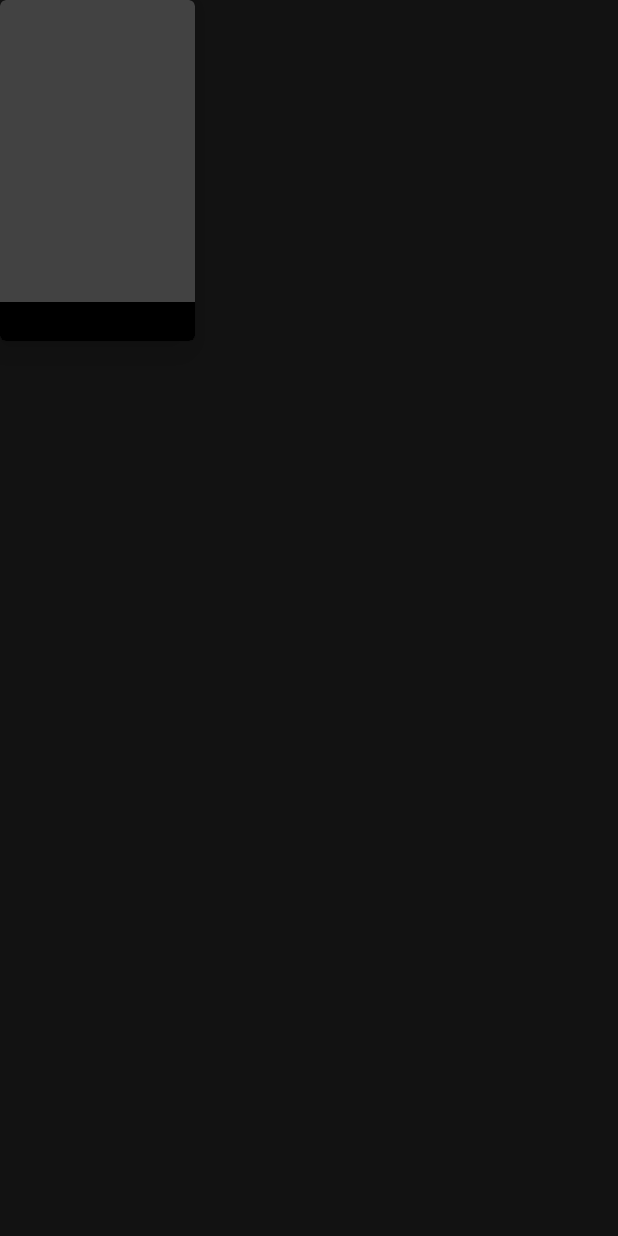
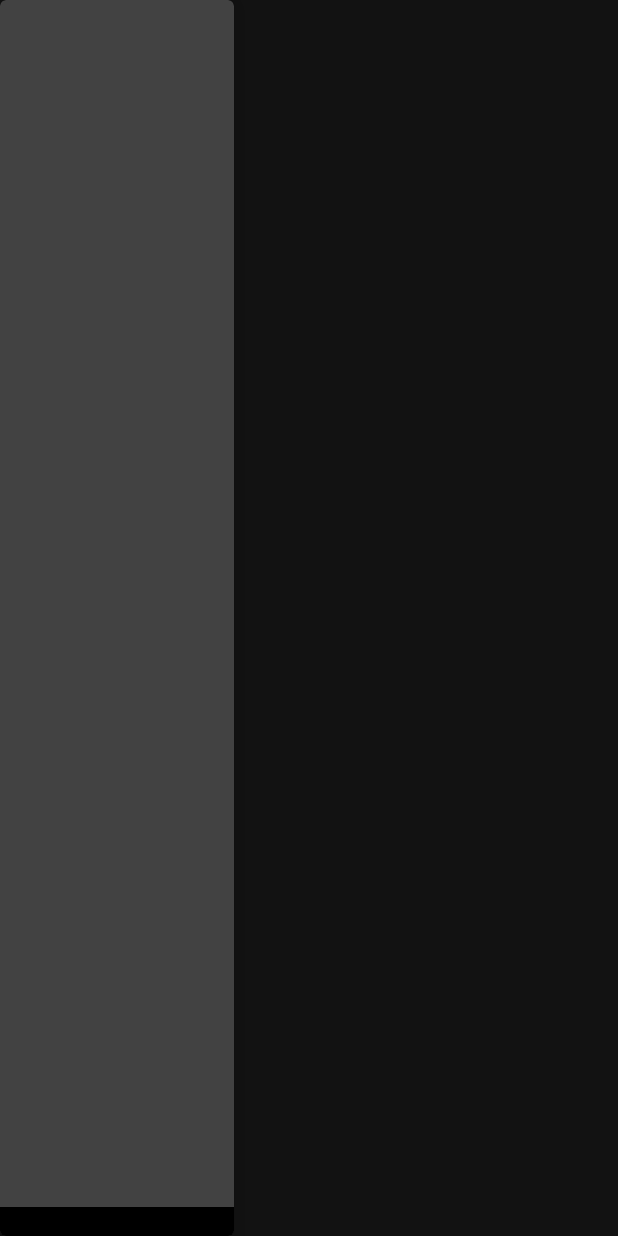
Before and after one commit to Fangzsx/animu-db, an Android app: the layout recommendation_item.xml on its own in the app's theme, with its tools: preview values and no code run, on a phone screen of 412 x 824 dp. Run offline under Robolectric (Android 15) with nearby library versions, the phone set to English and light mode, and no system bars; network calls fail.

Commit message:
show recommendation

```diff
--- a/app/src/main/res/layout/fragment_anime.xml
+++ b/app/src/main/res/layout/fragment_anime.xml
@@ -59,7 +59,7 @@
                 android:id="@+id/rv_recommendations"
                 android:layout_width="wrap_content"
                 android:clipToPadding="false"
-                android:layout_height="@dimen/_175sdp"
+                android:layout_height="@dimen/_200sdp"
                 android:layout_marginTop="@dimen/_8sdp"
                 app:layout_constraintTop_toBottomOf="@id/tv_recommendations"
                 app:layout_constraintStart_toStartOf="@id/tv_recommendations"/>
--- a/app/src/main/res/layout/recommendation_item.xml
+++ b/app/src/main/res/layout/recommendation_item.xml
@@ -1,29 +1,36 @@
 <?xml version="1.0" encoding="utf-8"?>
 <androidx.cardview.widget.CardView xmlns:android="http://schemas.android.com/apk/res/android"
-    android:layout_width="@dimen/_100sdp"
-    android:layout_height="@dimen/_175sdp"
+    android:layout_width="@dimen/_120sdp"
+    android:layout_height="match_parent"
     xmlns:app="http://schemas.android.com/apk/res-auto"
     app:cardCornerRadius="@dimen/_3sdp"
     app:cardElevation="@dimen/_12sdp"
     android:layout_marginEnd="@dimen/_8sdp">
 
-    <LinearLayout
+    <androidx.constraintlayout.widget.ConstraintLayout
         android:layout_width="match_parent"
         android:layout_height="match_parent"
         android:orientation="vertical">
         <ImageView
             android:id="@+id/iv_recommended_src"
             android:layout_width="match_parent"
-            android:layout_height="@dimen/_155sdp"
+            android:layout_height="0dp"
+            app:layout_constraintTop_toTopOf="parent"
+            app:layout_constraintStart_toStartOf="parent"
+            app:layout_constraintEnd_toEndOf="parent"
+            app:layout_constraintBottom_toTopOf="@id/tv_recommended_title"
             android:scaleType="centerCrop"/>
         <TextView
             android:id="@+id/tv_recommended_title"
             android:layout_width="match_parent"
+            android:layout_height="wrap_content"
             android:background="@color/black"
-            android:layout_height="@dimen/_20sdp"/>
+            android:fontFamily="@font/sans"
+            app:layout_constraintBottom_toBottomOf="parent"/>
 
 
-    </LinearLayout>
+
+    </androidx.constraintlayout.widget.ConstraintLayout>
 
 
 </androidx.cardview.widget.CardView>
```
Also changed, not shown: app/src/main/java/com/fangzsx/animu_db/adapters/RecommendationsAdapter.kt (+13 -1 lines).
